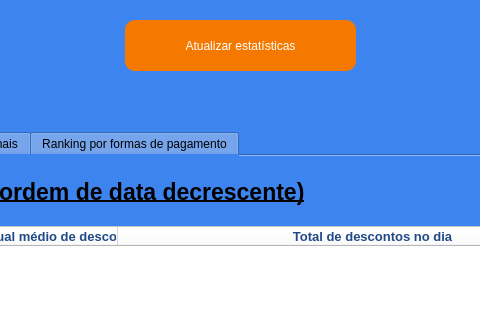
Above: estatisticas.ui from JVwolfart/PROJETO-SALAO-JOVEM-PROGRAMADOR before the change; both pictures show x 505 to 985 and y 0 to 320 of the 1216 by 884 pixel window. Below: the same form after it.
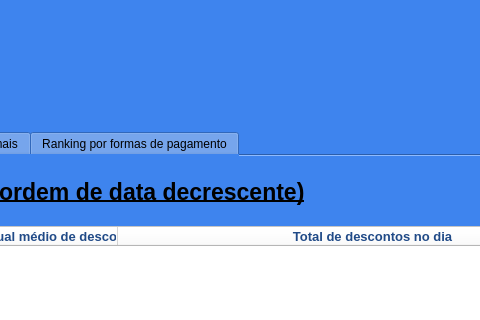
That is the form after the change.

The edit to the form file:
```diff
--- a/estatisticas.ui
+++ b/estatisticas.ui
@@ -1277,27 +1277,6 @@
      <bool>true</bool>
     </property>
    </widget>
-   <widget class="QPushButton" name="BtnNVenda">
-    <property name="geometry">
-     <rect>
-      <x>630</x>
-      <y>20</y>
-      <width>231</width>
-      <height>51</height>
-     </rect>
-    </property>
-    <property name="cursor">
-     <cursorShape>PointingHandCursor</cursorShape>
-    </property>
-    <property name="styleSheet">
-     <string notr="true">color: rgb(255, 255, 255);
-background-color: rgb(245, 121, 0);
-border-radius: 10px;</string>
-    </property>
-    <property name="text">
-     <string>Atualizar estatísticas</string>
-    </property>
-   </widget>
    <widget class="QLabel" name="lbl_escolha">
     <property name="geometry">
      <rect>
```
